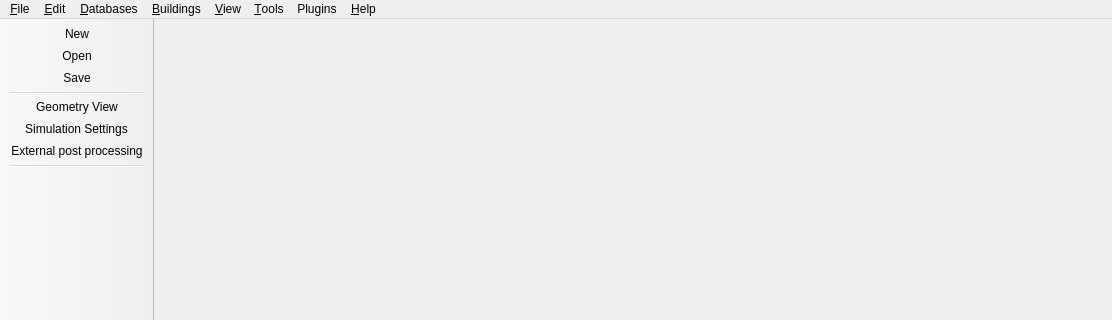
This is SIM-VICUS/src/SVMainWindow.ui in ghorwin/SIM-VICUS as Qt 5 draws it before an edit; both pictures show x 0 to 1112 and y 0 to 320 of the 1112 by 707 pixel window. The edited form follows.
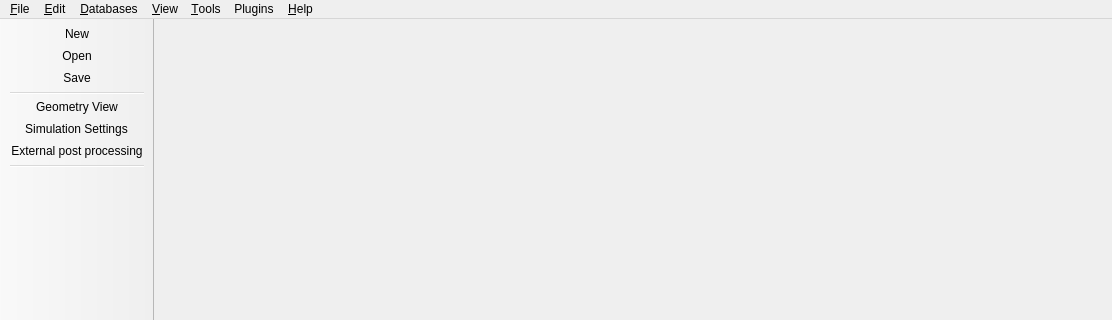
This is the edited form. Icons and pictures are not drawn.

Commit message: remove "building" entry from menu bar

```diff
--- a/SIM-VICUS/src/SVMainWindow.ui
+++ b/SIM-VICUS/src/SVMainWindow.ui
@@ -17,7 +17,7 @@
      <x>0</x>
      <y>0</y>
      <width>1112</width>
-     <height>22</height>
+     <height>21</height>
     </rect>
    </property>
    <widget class="QMenu" name="menuFile">
@@ -174,13 +174,6 @@
     <addaction name="separator"/>
     <addaction name="actionDBRemoveDuplicates"/>
    </widget>
-   <widget class="QMenu" name="menuBuildings">
-    <property name="title">
-     <string>&amp;Buildings</string>
-    </property>
-    <addaction name="actionBuildingFloorManager"/>
-    <addaction name="actionBuildingSurfaceHeatings"/>
-   </widget>
    <widget class="QMenu" name="menuPlugins">
     <property name="title">
      <string>Plugins</string>
@@ -190,7 +183,6 @@
    <addaction name="menuFile"/>
    <addaction name="menuEdit"/>
    <addaction name="menuDatabases"/>
-   <addaction name="menuBuildings"/>
    <addaction name="menuView"/>
    <addaction name="menuTools"/>
    <addaction name="menuPlugins"/>
```
Left out of the diff: 2 changed lines with no effect on the pictures. The commit also changes 2 other files.
